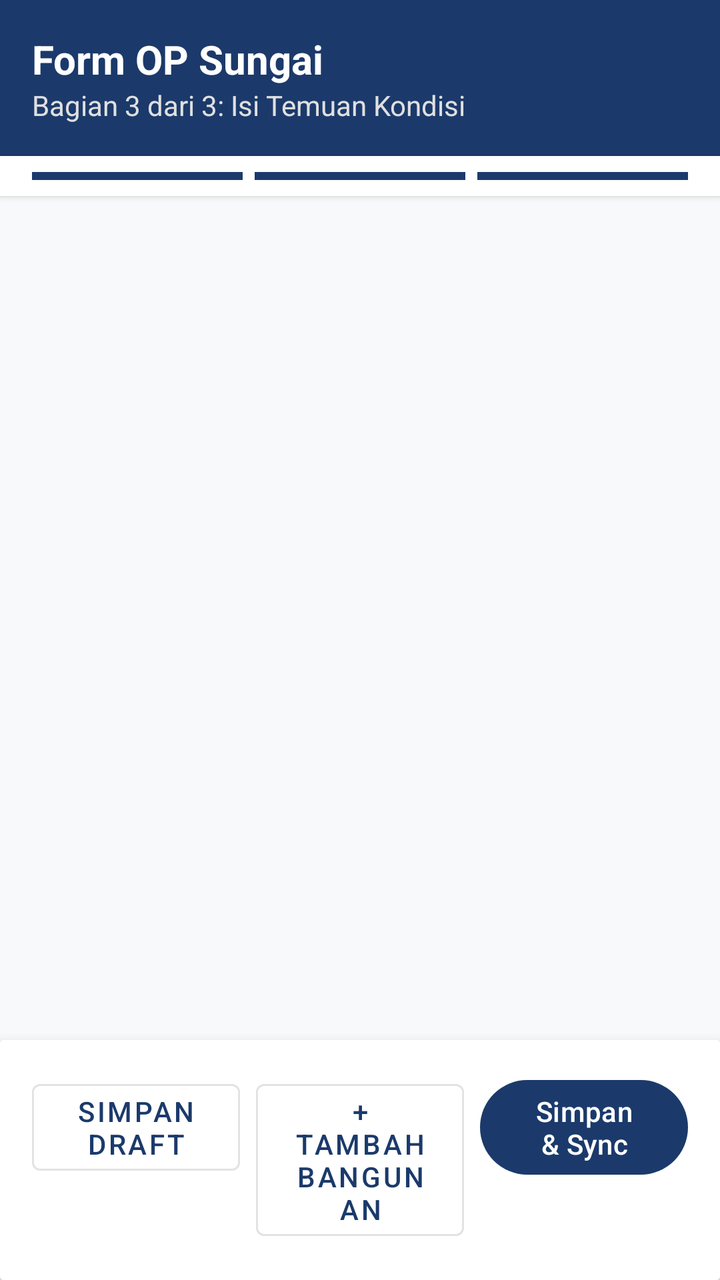
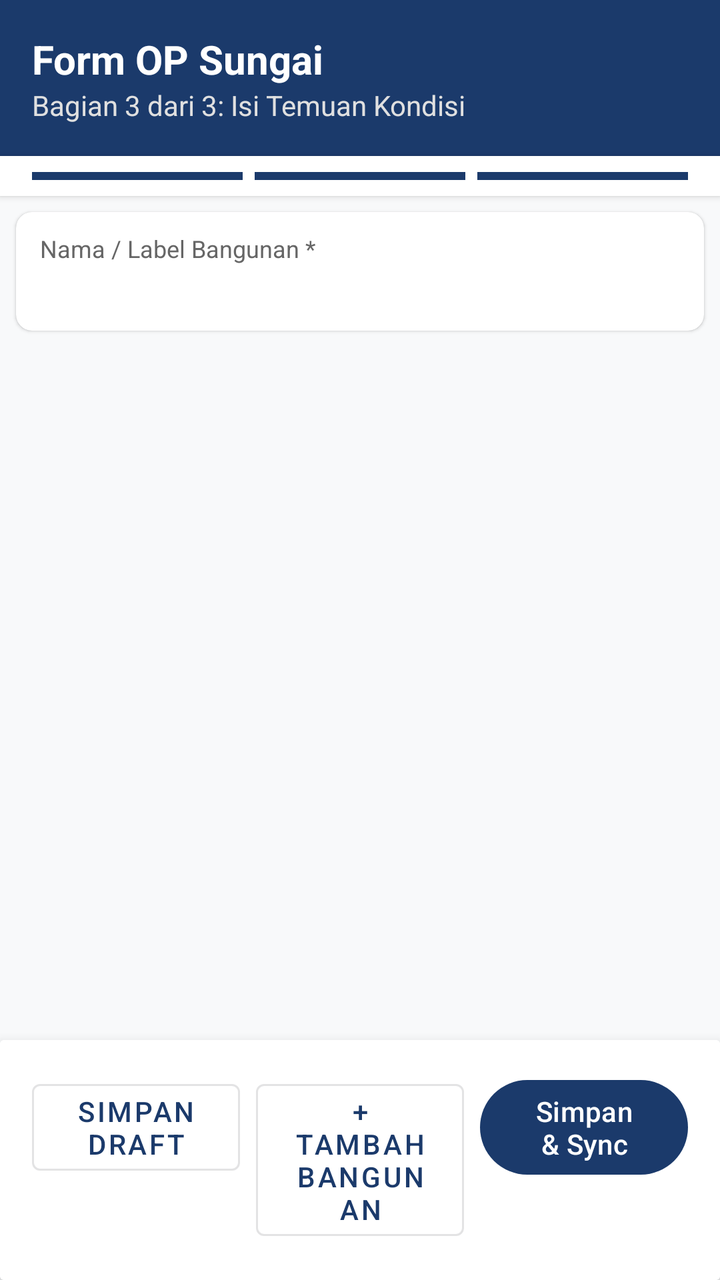

Compare the two renders of this Android layout. The source of the first and the diff that turns it into the second are given below.
<!-- AndroidManifest.xml: application theme Theme.RiverOP -->
<!-- res/layout/activity_form_bagian3.xml -->
<?xml version="1.0" encoding="utf-8"?>
<androidx.constraintlayout.widget.ConstraintLayout
    xmlns:android="http://schemas.android.com/apk/res/android"
    xmlns:app="http://schemas.android.com/apk/res-auto"
    android:layout_width="match_parent"
    android:layout_height="match_parent"
    android:background="#F8F9FA">

    
    <androidx.constraintlayout.widget.ConstraintLayout
        android:id="@+id/layoutHeader"
        android:layout_width="match_parent"
        android:layout_height="wrap_content"
        android:background="?attr/colorPrimary"
        android:padding="16dp"
        app:layout_constraintTop_toTopOf="parent">

        <TextView
            android:id="@+id/tvHeaderTitle"
            android:layout_width="wrap_content"
            android:layout_height="wrap_content"
            android:text="Form OP Sungai"
            android:textColor="#FFFFFF"
            android:textSize="20sp"
            android:textStyle="bold"
            app:layout_constraintStart_toStartOf="parent"
            app:layout_constraintTop_toTopOf="parent" />

        <TextView
            android:id="@+id/tvHeaderSubtitle"
            android:layout_width="wrap_content"
            android:layout_height="wrap_content"
            android:text="Bagian 3 dari 3: Isi Temuan Kondisi"
            android:textColor="#E0E0E0"
            android:textSize="14sp"
            app:layout_constraintStart_toStartOf="parent"
            app:layout_constraintTop_toBottomOf="@id/tvHeaderTitle" />

    </androidx.constraintlayout.widget.ConstraintLayout>

    
    <LinearLayout
        android:id="@+id/layoutProgress"
        android:layout_width="match_parent"
        android:layout_height="wrap_content"
        android:orientation="horizontal"
        android:paddingHorizontal="16dp"
        android:paddingVertical="8dp"
        android:background="#FFFFFF"
        android:elevation="2dp"
        app:layout_constraintTop_toBottomOf="@id/layoutHeader">

        <View
            android:layout_width="0dp"
            android:layout_height="4dp"
            android:layout_weight="1"
            android:layout_marginEnd="4dp"
            android:background="?attr/colorPrimary" />

        <View
            android:layout_width="0dp"
            android:layout_height="4dp"
            android:layout_weight="1"
            android:layout_marginHorizontal="2dp"
            android:background="?attr/colorPrimary" />

        <View
            android:layout_width="0dp"
            android:layout_height="4dp"
            android:layout_weight="1"
            android:layout_marginStart="4dp"
            android:background="?attr/colorPrimary" />

    </LinearLayout>

    
    <androidx.recyclerview.widget.RecyclerView
        android:id="@+id/rvItemInspeksi"
        android:layout_width="match_parent"
        android:layout_height="0dp"
        android:clipToPadding="false"
        android:paddingBottom="80dp"
        android:padding="8dp"
        app:layout_constraintTop_toBottomOf="@id/layoutProgress"
        app:layout_constraintBottom_toTopOf="@id/cardBottom" />

    
    <androidx.cardview.widget.CardView
        android:id="@+id/cardBottom"
        android:layout_width="match_parent"
        android:layout_height="wrap_content"
        app:cardElevation="8dp"
        app:layout_constraintBottom_toBottomOf="parent">

        <LinearLayout
            android:layout_width="match_parent"
            android:layout_height="wrap_content"
            android:orientation="horizontal"
            android:padding="16dp"
            android:background="#FFFFFF">

            <Button
                android:id="@+id/btnSimpanDraft3"
                style="@style/Widget.MaterialComponents.Button.OutlinedButton"
                android:layout_width="0dp"
                android:layout_height="wrap_content"
                android:layout_weight="1"
                android:layout_marginEnd="8dp"
                android:text="Simpan Draft" />

            <com.google.android.material.button.MaterialButton
                android:id="@+id/btnTambahBangunan"
                style="@style/Widget.MaterialComponents.Button.OutlinedButton"
                android:layout_width="0dp"
                android:layout_height="wrap_content"
                android:layout_weight="1"
                android:text="+ Tambah Bangunan" />

            <Button
                android:id="@+id/btnSimpanLaporan"
                android:layout_width="0dp"
                android:layout_height="wrap_content"
                android:layout_weight="1"
                android:layout_marginStart="8dp"
                android:text="Simpan &amp; Sync" />

        </LinearLayout>
    </androidx.cardview.widget.CardView>

</androidx.constraintlayout.widget.ConstraintLayout>
<!-- resources referenced by this layout -->
<resources>
  <style name="Theme.RiverOP" parent="Base.Theme.RiverOP" />
  <style name="Base.Theme.RiverOP" parent="Theme.Material3.Light.NoActionBar">
          <item name="colorPrimary">@color/primary</item>
          <item name="colorPrimaryVariant">@color/primary_dark</item>
          <item name="colorSecondary">@color/accent_gold</item>
          <item name="android:colorBackground">@color/background</item>
          <item name="android:windowBackground">@color/background</item>
      </style>
  <color name="primary">#1B3A6B</color>
  <color name="primary_dark">#0F2347</color>
  <color name="accent_gold">#D4A017</color>
  <color name="background">#F5F5F5</color>
</resources>

<!-- the commit's change to res/layout/activity_form_bagian3.xml (unified diff, before → after) -->
@@ -74,6 +74,45 @@
     </LinearLayout>
 
     
+    <androidx.cardview.widget.CardView
+        android:id="@+id/cardNamaBangunan"
+        android:layout_width="match_parent"
+        android:layout_height="wrap_content"
+        android:layout_marginHorizontal="8dp"
+        android:layout_marginTop="8dp"
+        app:cardCornerRadius="8dp"
+        app:cardElevation="1dp"
+        app:layout_constraintTop_toBottomOf="@id/layoutProgress">
+
+        <LinearLayout
+            android:layout_width="match_parent"
+            android:layout_height="wrap_content"
+            android:orientation="vertical"
+            android:paddingHorizontal="12dp"
+            android:paddingVertical="10dp">
+
+            <TextView
+                android:layout_width="wrap_content"
+                android:layout_height="wrap_content"
+                android:text="Nama / Label Bangunan *"
+                android:textSize="12sp"
+                android:textColor="#666666" />
+
+            <EditText
+                android:id="@+id/etNamaBangunan"
+                android:layout_width="match_parent"
+                android:layout_height="wrap_content"
+                android:inputType="textCapSentences"
+                android:maxLines="1"
+                android:imeOptions="actionDone"
+                android:background="@null"
+                android:paddingTop="4dp"
+                android:textSize="14sp" />
+
+        </LinearLayout>
+    </androidx.cardview.widget.CardView>
+
+    
     <androidx.recyclerview.widget.RecyclerView
         android:id="@+id/rvItemInspeksi"
         android:layout_width="match_parent"
@@ -81,7 +120,7 @@
         android:clipToPadding="false"
         android:paddingBottom="80dp"
         android:padding="8dp"
-        app:layout_constraintTop_toBottomOf="@id/layoutProgress"
+        app:layout_constraintTop_toBottomOf="@id/cardNamaBangunan"
         app:layout_constraintBottom_toTopOf="@id/cardBottom" />
 
     
